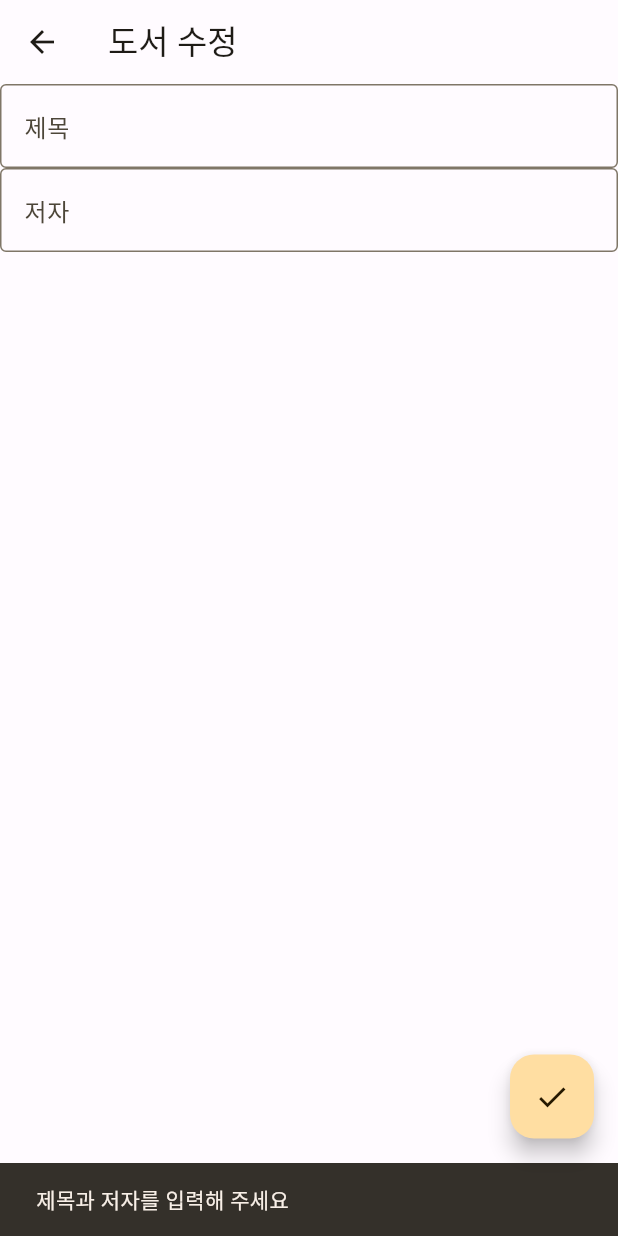
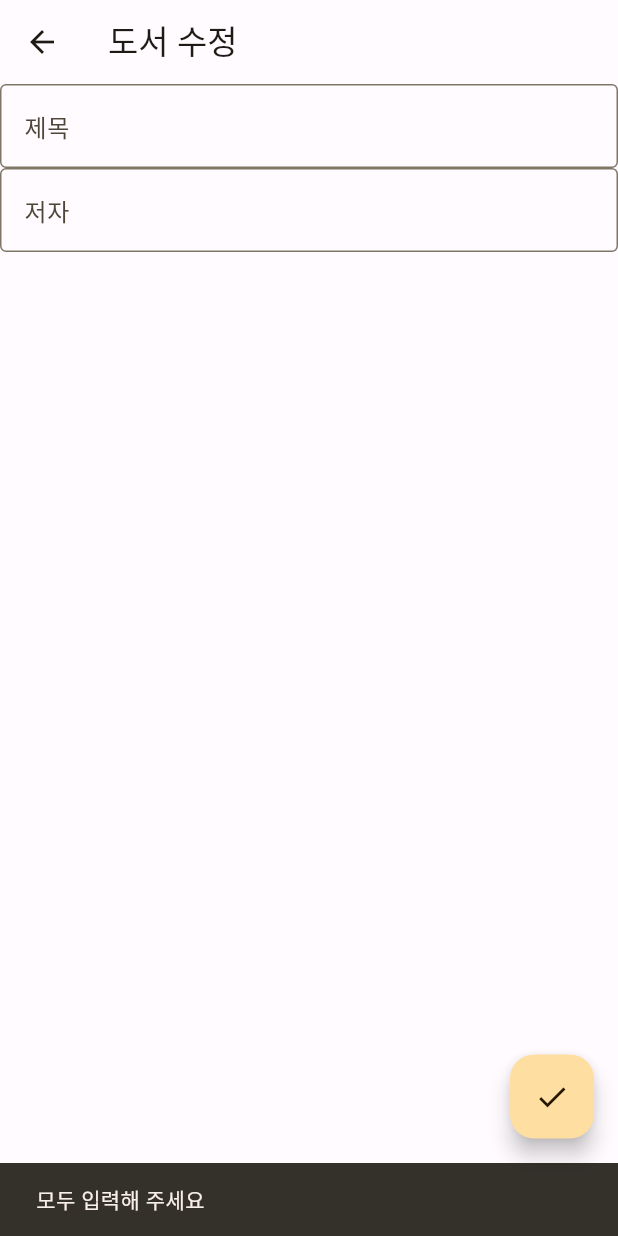
Before and after one commit to paxFortuna/book-list-app, a Flutter app: the UpdateBookScreen screen opened directly with empty values, after a tap on the "done" icon, on a phone screen of 412 x 824 dp. Run offline on Flutter 3.47's test engine with Material 2 defaults, Android fonts, the phone set to English and light mode, and no system bars; our stand-ins replace cloud_firestore, firebase_core; accounts and stored records are empty; generated files the repository leaves out were written again.

Commit message:
refactor: validator in updateBooks

```diff
--- a/lib/update_book_screen/update_book_screen.dart
+++ b/lib/update_book_screen/update_book_screen.dart
@@ -19,7 +19,6 @@ class _UpdateBookScreenState extends State<UpdateBookScreen> {
   @override
   void initState() {
     super.initState();
-
     _titleTextController.text = widget.document['title'];
     _authorTextController.text = widget.document['author'];
   }
@@ -55,23 +54,23 @@ class _UpdateBookScreenState extends State<UpdateBookScreen> {
       ),
       floatingActionButton: FloatingActionButton(
         onPressed: () {
-          // 유효성 검사
-          bool isValid = _titleTextController.text.isNotEmpty &&
-              _authorTextController.text.isNotEmpty;
-
-          if (isValid) {
+          try {
+            //에러 날것 같은 코드
             viewModel.updateBook(
               id: widget.document.id,
               title: _titleTextController.text,
               author: _authorTextController.text,
             );
             Navigator.pop(context);
-          } else {
-            // 에러 메시지 표시
-            const snackBar = SnackBar(
-              content: Text("제목과 저자를 입력해 주세요"),
+          } catch (e) {
+            // 에러가 났을 때
+            final snackBar = SnackBar(
+              content: Text(e.toString()),
             );
             ScaffoldMessenger.of(context).showSnackBar(snackBar);
+          } finally {
+            // (옵션)
+            // 에러가 나거나, 안나거나 무조건 마지막에 수행되는 블록
           }
         },
         child: const Icon(Icons.done),
--- a/lib/update_book_screen/update_book_view_model.dart
+++ b/lib/update_book_screen/update_book_view_model.dart
@@ -8,9 +8,20 @@ class UpdateBookViewModel {
     required String title,
     required String author,
   }) {
-    _db.collection('books').doc(id).set({
-      "title": title,
-      "author": author,
-    });
+
+    bool isValid = title.isNotEmpty && author.isNotEmpty;
+
+    if(isValid) {
+      _db.collection('books').doc(id).set({
+        "title": title,
+        "author": author,
+      });
+    } else if (title.isEmpty && author.isEmpty) {
+      throw '모두 입력해 주세요';
+    } else if (title.isEmpty) {
+      throw '제목을 입력해 주세요';
+    } else if (author.isEmpty) {
+      throw '저자를 입력해 주세요';
+    }
   }
 }
```
